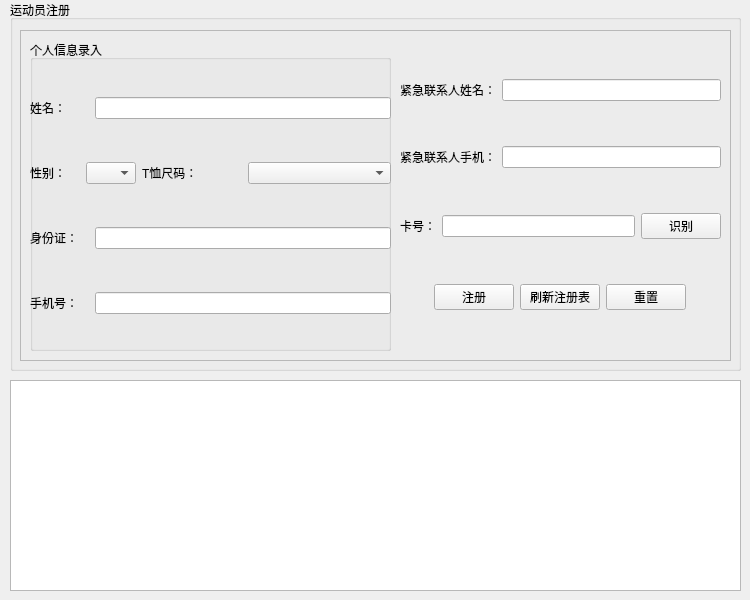
The window that CrossroadGradeManageSystem/pages/checkin/checkin.ui (JyamlamLaiHust/MotorcrossManagementSystem) describes before a commit, drawn with Qt 5.
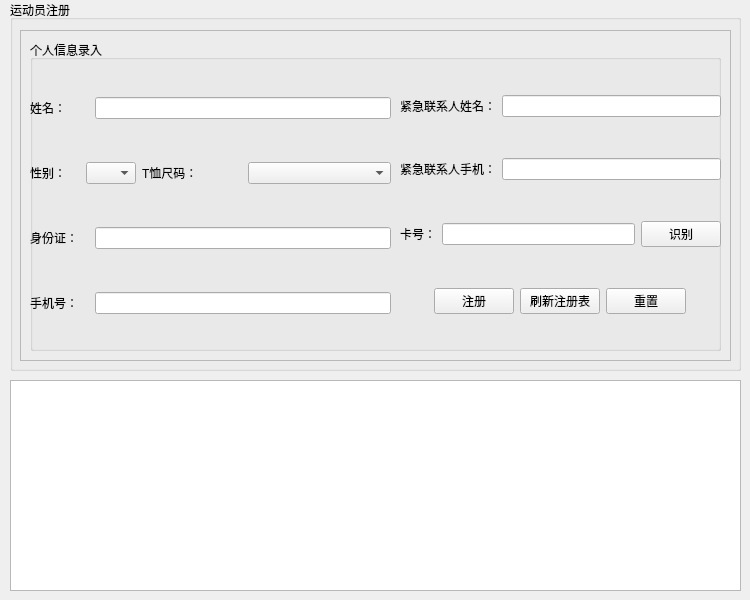
The same window after the commit.

Patch:
```diff
--- a/CrossroadGradeManageSystem/pages/checkin/checkin.ui
+++ b/CrossroadGradeManageSystem/pages/checkin/checkin.ui
@@ -57,7 +57,7 @@
       <rect>
        <x>10</x>
        <y>10</y>
-       <width>361</width>
+       <width>691</width>
        <height>311</height>
       </rect>
      </property>
@@ -257,14 +257,13 @@
        </item>
       </layout>
      </widget>
-    </widget>
     <widget class="QWidget" name="verticalLayoutWidget_2">
      <property name="geometry">
       <rect>
-       <x>380</x>
-       <y>10</y>
+        <x>370</x>
+        <y>20</y>
        <width>321</width>
-       <height>311</height>
+        <height>291</height>
       </rect>
      </property>
      <layout class="QVBoxLayout" name="verticalLayout_2">
@@ -369,6 +368,7 @@
        </layout>
       </item>
      </layout>
+     </widget>
     </widget>
    </widget>
   </widget>
```
Lines whose indentation alone changed are shown as unchanged.
